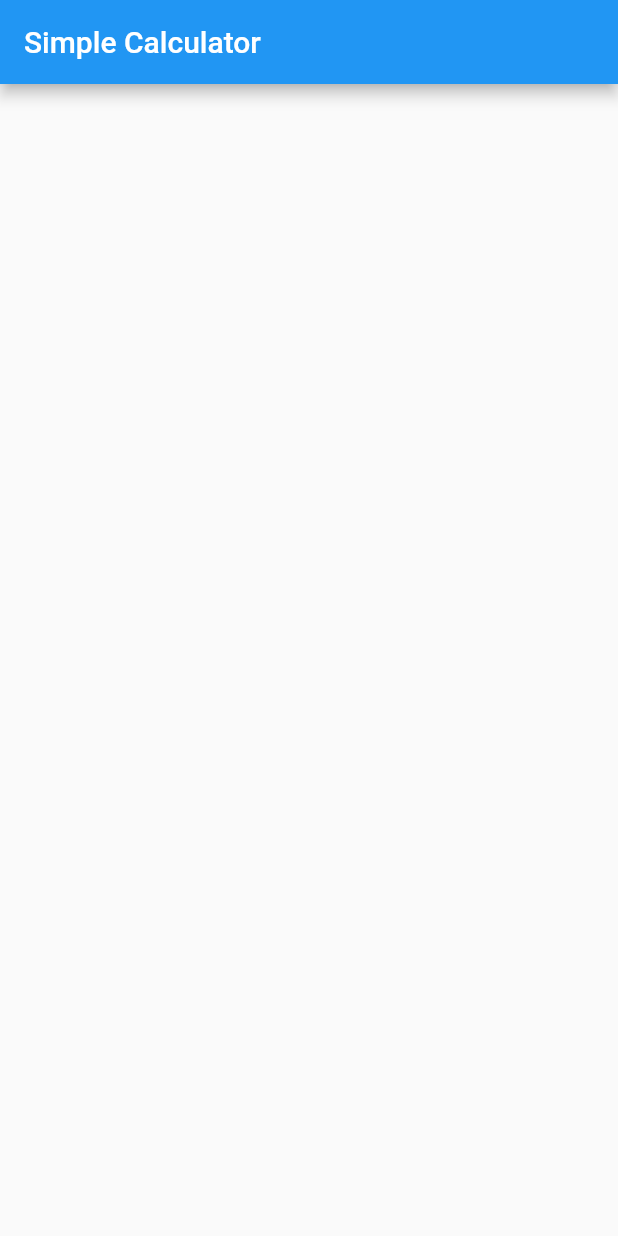
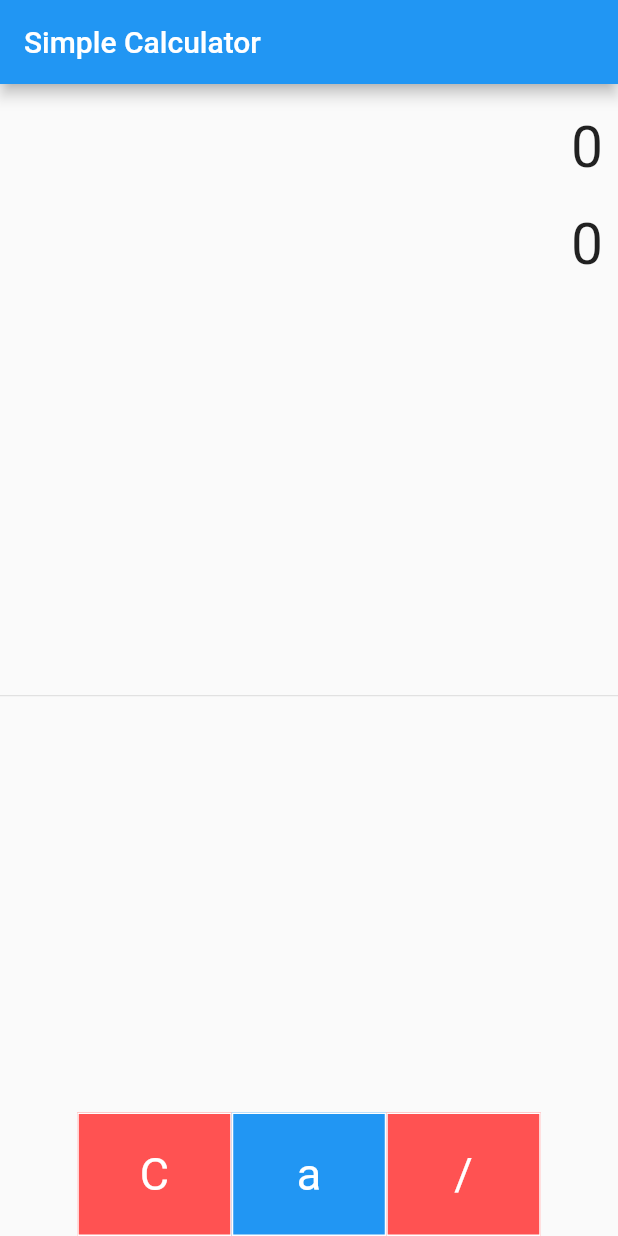
Before and after one commit to Gasheezy/calculator, a Flutter app: the screen it shows after launch, on a phone screen of 412 x 824 dp. Run offline on Flutter 3.47's test engine with Material 2 defaults, Android fonts, the phone set to English and light mode, and no system bars.

Commit message:
3-buttons

```diff
--- a/lib/main.dart
+++ b/lib/main.dart
@@ -21,6 +21,29 @@ class SimpleCalculator extends StatefulWidget {
 }
 
 class _SimpleCalculatorState extends State<SimpleCalculator> {
+  Widget buildButton(
+      String buttonText, double buttonHeight, Color buttonColor) {
+    return Container(
+      height: MediaQuery.of(context).size.height * 0.1 * buttonHeight,
+      color: buttonColor,
+      child: FlatButton(
+        shape: RoundedRectangleBorder(
+            borderRadius: BorderRadius.circular(0.0),
+            side: BorderSide(
+                color: Colors.white, width: 1, style: BorderStyle.solid)),
+        padding: EdgeInsets.all(16.0),
+        onPressed: null,
+        child: Text(
+          buttonText,
+          style: TextStyle(
+              fontSize: 30.0,
+              fontWeight: FontWeight.normal,
+              color: Colors.white),
+        ),
+      ),
+    );
+  }
+
   @override
   Widget build(BuildContext context) {
     return Scaffold(
@@ -29,7 +52,40 @@ class _SimpleCalculatorState extends State<SimpleCalculator> {
         children: <Widget>[
           Container(
             alignment: Alignment.centerRight,
-          )
+            padding: EdgeInsets.fromLTRB(10, 20, 10, 0),
+            child: Text(
+              "0",
+              style: TextStyle(fontSize: 38.0),
+            ),
+          ),
+          Container(
+            alignment: Alignment.centerRight,
+            padding: EdgeInsets.fromLTRB(10, 20, 10, 0),
+            child: Text(
+              "0",
+              style: TextStyle(fontSize: 38.0),
+            ),
+          ),
+          Expanded(
+            child: Divider(),
+          ),
+          Row(
+            mainAxisAlignment: MainAxisAlignment.center,
+            children: <Widget>[
+              Container(
+                width: MediaQuery.of(context).size.width * .75,
+                child: Table(
+                  children: [
+                    TableRow(children: [
+                      buildButton("C", 1, Colors.redAccent),
+                      buildButton("a", 1, Colors.blue),
+                      buildButton("/", 1, Colors.redAccent),
+                    ]),
+                  ],
+                ),
+              ),
+            ],
+          ),
         ],
       ),
     );
```
